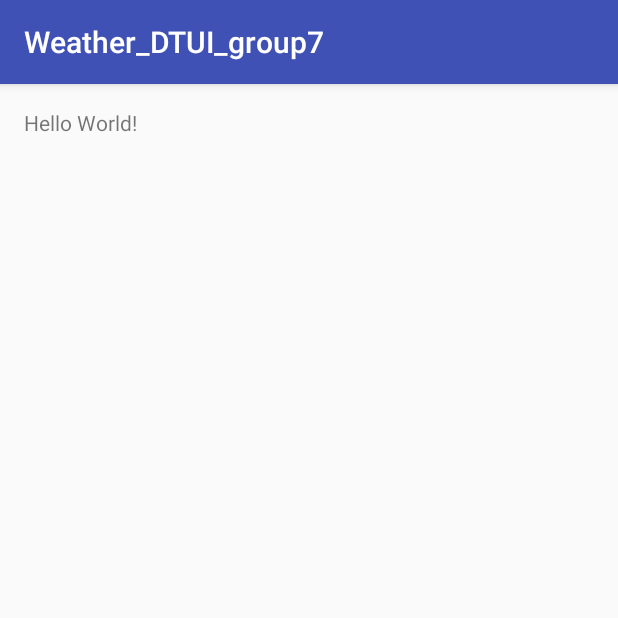
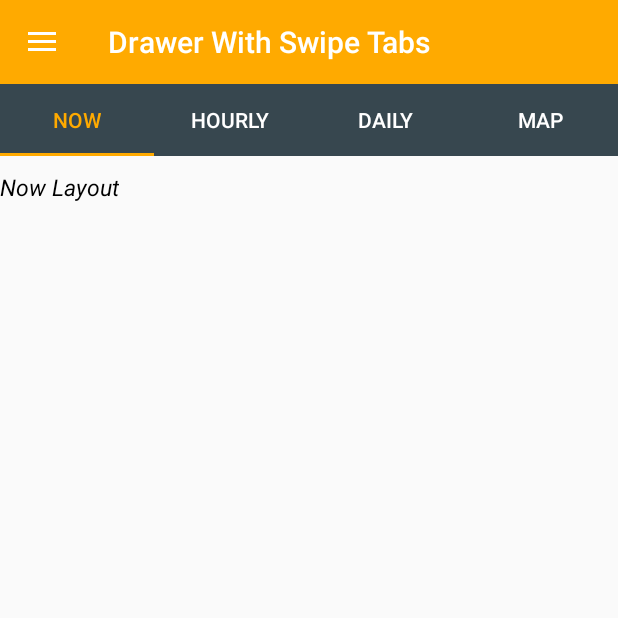
Before and after one commit to sunado/Weather_DTUI_group7, an Android app: the screen it shows after launch (MainActivity), on a phone screen of 412 x 824 dp, the top half of it. Run offline under Robolectric (Android 15) with nearby library versions, the phone set to English and light mode, and no system bars.

Commit message:
tab-layouts

```diff
--- /dev/null
+++ b/app/src/main/java/com/example/admin/weather_dtui_group7/HourlyFragment.java
@@ -0,0 +1,19 @@
+package com.example.admin.weather_dtui_group7;
+
+import android.os.Bundle;
+import android.support.annotation.Nullable;
+import android.support.v4.app.Fragment;
+import android.view.LayoutInflater;
+import android.view.View;
+import android.view.ViewGroup;
+
+/**
+ * Created by phong on 11/16/16.
+ */
+public class HourlyFragment extends Fragment {
+    @Nullable
+    @Override
+    public View onCreateView(LayoutInflater inflater, ViewGroup container, Bundle savedInstanceState) {
+        return inflater.inflate(R.layout.hourly_layout,null);
+    }
+}
--- a/app/src/main/java/com/example/admin/weather_dtui_group7/MainActivity.java
+++ b/app/src/main/java/com/example/admin/weather_dtui_group7/MainActivity.java
@@ -1,13 +1,81 @@
 package com.example.admin.weather_dtui_group7;
 
+import android.graphics.Color;
+import android.support.annotation.Nullable;
+import android.support.design.widget.NavigationView;
+import android.support.design.widget.TabLayout;
+import android.support.v4.app.Fragment;
+import android.support.v4.app.FragmentActivity;
+import android.support.v4.app.FragmentManager;
+import android.support.v4.app.FragmentStatePagerAdapter;
+import android.support.v4.app.FragmentTransaction;
+import android.support.v4.view.ViewPager;
+import android.support.v4.widget.DrawerLayout;
+import android.support.v7.app.ActionBarDrawerToggle;
 import android.support.v7.app.AppCompatActivity;
 import android.os.Bundle;
+import android.view.LayoutInflater;
+import android.view.MenuItem;
+import android.view.View;
+import android.view.ViewGroup;
+import android.widget.TextView;
 
-public class MainActivity extends AppCompatActivity {
+public class MainActivity extends FragmentActivity {
 
     @Override
     protected void onCreate(Bundle savedInstanceState) {
+        final DrawerLayout mDrawerLayout;
+        NavigationView mNavigationView;
+        final FragmentManager mFragmentManager;
+        FragmentTransaction mFragmentTransaction;
+
         super.onCreate(savedInstanceState);
         setContentView(R.layout.activity_main);
+
+        mDrawerLayout = (DrawerLayout) findViewById(R.id.drawerLayout);
+        mNavigationView = (NavigationView) findViewById(R.id.shitstuff) ;
+
+        mFragmentManager = getSupportFragmentManager();
+        mFragmentTransaction = mFragmentManager.beginTransaction();
+        mFragmentTransaction.replace(R.id.containerView,new TabFragment()).commit();
+        /**
+         * Setup click events on the Navigation View Items.
+         */
+
+        mNavigationView.setNavigationItemSelectedListener(new NavigationView.OnNavigationItemSelectedListener() {
+            @Override
+            public boolean onNavigationItemSelected(MenuItem menuItem) {
+                mDrawerLayout.closeDrawers();
+
+
+
+                if (menuItem.getItemId() == R.id.nav_item_sent) {
+                    FragmentTransaction fragmentTransaction = mFragmentManager.beginTransaction();
+                    fragmentTransaction.replace(R.id.containerView,new NowFragment()).commit();
+
+                }
+
+                if (menuItem.getItemId() == R.id.nav_item_inbox) {
+                    FragmentTransaction xfragmentTransaction = mFragmentManager.beginTransaction();
+                    xfragmentTransaction.replace(R.id.containerView,new TabFragment()).commit();
+                }
+
+                return false;
+            }
+
+        });
+
+        /**
+         * Setup Drawer Toggle of the Toolbar
+         */
+
+        android.support.v7.widget.Toolbar toolbar = (android.support.v7.widget.Toolbar) findViewById(R.id.toolbar);
+        ActionBarDrawerToggle mDrawerToggle = new ActionBarDrawerToggle(this,mDrawerLayout, toolbar,R.string.app_name,
+                R.string.app_name);
+
+        mDrawerLayout.setDrawerListener(mDrawerToggle);
+
+        mDrawerToggle.syncState();
+
     }
 }
--- /dev/null
+++ b/app/src/main/java/com/example/admin/weather_dtui_group7/NowFragment.java
@@ -0,0 +1,19 @@
+package com.example.admin.weather_dtui_group7;
+
+import android.os.Bundle;
+import android.support.annotation.Nullable;
+import android.support.v4.app.Fragment;
+import android.view.LayoutInflater;
+import android.view.View;
+import android.view.ViewGroup;
+
+/**
+ * Created by phong on 11/16/16.
+ */
+public class NowFragment extends Fragment {
+    @Nullable
+    @Override
+    public View onCreateView(LayoutInflater inflater, ViewGroup container, Bundle savedInstanceState) {
+        return inflater.inflate(R.layout.now_layout,null);
+    }
+}
--- /dev/null
+++ b/app/src/main/java/com/example/admin/weather_dtui_group7/TabFragment.java
@@ -0,0 +1,104 @@
+package com.example.admin.weather_dtui_group7;
+
+import android.os.Bundle;
+import android.support.annotation.Nullable;
+import android.support.design.widget.TabLayout;
+import android.support.v4.app.Fragment;
+import android.support.v4.app.FragmentManager;
+import android.support.v4.app.FragmentPagerAdapter;
+import android.support.v4.view.ViewPager;
+import android.view.LayoutInflater;
+import android.view.View;
+import android.view.ViewGroup;
+
+/**
+ * Created by phong on 11/16/16.
+ */
+
+public class TabFragment extends Fragment {
+    public static TabLayout tabLayout;
+    public static ViewPager viewPager;
+    public static int int_items = 4 ;
+
+    @Nullable
+    @Override
+    public View onCreateView(LayoutInflater inflater, ViewGroup container, Bundle savedInstanceState) {
+        /**
+         *Inflate tab_layout and setup Views.
+         */
+        View x =  inflater.inflate(R.layout.tab_layout,null);
+        tabLayout = (TabLayout) x.findViewById(R.id.tabs);
+        viewPager = (ViewPager) x.findViewById(R.id.viewpager);
+
+        /**
+         *Set an Apater for the View Pager
+         */
+        viewPager.setAdapter(new MyAdapter(getChildFragmentManager()));
+
+        /**
+         * Now , this is a workaround ,
+         * The setupWithViewPager dose't works without the runnable .
+         * Maybe a Support Library Bug .
+         */
+
+        tabLayout.post(new Runnable() {
+            @Override
+            public void run() {
+                tabLayout.setupWithViewPager(viewPager);
+            }
+        });
+
+        return x;
+
+    }
+
+    class MyAdapter extends FragmentPagerAdapter {
+
+        public MyAdapter(FragmentManager fm) {
+            super(fm);
+        }
+
+        /**
+         * Return fragment with respect to Position .
+         */
+
+        @Override
+        public Fragment getItem(int position)
+        {
+            switch (position){
+                case 0 : return new NowFragment();
+                case 1 : return new HourlyFragment();
+                case 2 : return new DailyFragment();
+                case 3 : return new MapFragment();
+            }
+            return null;
+        }
+
+        @Override
+        public int getCount() {
+
+            return int_items;
+
+        }
+
+        /**
+         * This method returns the title of the tab according to the position.
+         */
+
+        @Override
+        public CharSequence getPageTitle(int position) {
+
+            switch (position){
+                case 0 :
+                    return "Now";
+                case 1 :
+                    return "Hourly";
+                case 2 :
+                    return "Daily";
+                case 3 :
+                    return "Map";
+            }
+            return null;
+        }
+    }
+}
--- a/app/src/main/res/layout/activity_main.xml
+++ b/app/src/main/res/layout/activity_main.xml
@@ -1,18 +1,55 @@
 <?xml version="1.0" encoding="utf-8"?>
-<RelativeLayout
+
+<LinearLayout
     xmlns:android="http://schemas.android.com/apk/res/android"
-    xmlns:tools="http://schemas.android.com/tools"
-    android:id="@+id/activity_main"
+    xmlns:app="http://schemas.android.com/apk/res-auto"
     android:layout_width="match_parent"
     android:layout_height="match_parent"
-    android:paddingLeft="@dimen/activity_horizontal_margin"
-    android:paddingRight="@dimen/activity_horizontal_margin"
-    android:paddingTop="@dimen/activity_vertical_margin"
-    android:paddingBottom="@dimen/activity_vertical_margin"
-    tools:context="com.example.admin.weather_dtui_group7.MainActivity">
+    android:fitsSystemWindows="true"
+    android:orientation="vertical">
 
-    <TextView
-        android:layout_width="wrap_content"
+    <android.support.v7.widget.Toolbar
+        xmlns:android="http://schemas.android.com/apk/res/android"
+        android:layout_width="match_parent"
         android:layout_height="wrap_content"
-        android:text="Hello World!" />
-</RelativeLayout>
+        android:background="@color/orange"
+        android:id="@+id/toolbar"
+        android:theme="@style/ThemeOverlay.AppCompat.Dark.ActionBar"
+        app:title="Drawer With Swipe Tabs" />
+
+    <android.support.v4.widget.DrawerLayout
+        xmlns:android="http://schemas.android.com/apk/res/android"
+        xmlns:app="http://schemas.android.com/apk/res-auto"
+        android:layout_height="match_parent"
+        android:layout_width="match_parent"
+        android:id="@+id/drawerLayout"
+        >
+
+
+
+        <FrameLayout
+            android:orientation="vertical"
+            android:layout_width="match_parent"
+            android:layout_height="match_parent"
+            android:id="@+id/containerView">
+        </FrameLayout>
+
+
+
+        <android.support.design.widget.NavigationView
+            xmlns:android="http://schemas.android.com/apk/res/android"
+            xmlns:app="http://schemas.android.com/apk/res-auto"
+            android:layout_width="wrap_content"
+            android:layout_height="match_parent"
+            android:layout_gravity="start"
+            android:id="@+id/shitstuff"
+            app:itemTextColor="@color/black"
+            app:menu="@menu/drawermenu"
+            android:layout_marginTop="-24dp"
+            />
+
+
+
+    </android.support.v4.widget.DrawerLayout>
+
+</LinearLayout>
--- /dev/null
+++ b/app/src/main/res/layout/now_layout.xml
@@ -0,0 +1,18 @@
+<?xml version="1.0" encoding="utf-8"?>
+<LinearLayout xmlns:android="http://schemas.android.com/apk/res/android"
+    android:orientation="vertical" android:layout_width="match_parent"
+    android:layout_height="match_parent">
+
+    <TextView
+        android:layout_width="wrap_content"
+        android:layout_height="wrap_content"
+        android:autoLink="web"
+        android:textSize="15sp"
+        android:layout_marginTop="10dp"
+        android:layout_centerHorizontal="true"
+        android:text="Now Layout"
+        android:textColor="#000"
+        android:layout_below="@+id/textView"
+        android:textStyle="italic"/>
+
+</LinearLayout>
--- /dev/null
+++ b/app/src/main/res/layout/tab_layout.xml
@@ -0,0 +1,31 @@
+<?xml version="1.0" encoding="utf-8"?>
+<LinearLayout
+    xmlns:android="http://schemas.android.com/apk/res/android"
+    xmlns:app="http://schemas.android.com/apk/res-auto"
+    android:layout_width="match_parent"
+    android:orientation="vertical"
+    android:layout_height="wrap_content">
+
+
+    <android.support.design.widget.TabLayout
+        android:id="@+id/tabs"
+        app:tabGravity="fill"
+        app:tabMode="fixed"
+        android:background="@color/material_blue_grey_800"
+        app:tabIndicatorColor="@color/orange"
+        app:tabSelectedTextColor="@color/orange"
+        app:tabTextColor="@color/white"
+        android:layout_width="match_parent"
+        android:layout_height="wrap_content">
+    </android.support.design.widget.TabLayout>
+
+    <android.support.v4.view.ViewPager
+        android:id="@+id/viewpager"
+        android:layout_width="match_parent"
+        android:layout_height="match_parent">
+
+    </android.support.v4.view.ViewPager>
+
+
+
+</LinearLayout>
--- /dev/null
+++ b/app/src/main/res/menu/drawermenu.xml
@@ -0,0 +1,40 @@
+<?xml version="1.0" encoding="utf-8"?>
+<menu xmlns:android="http://schemas.android.com/apk/res/android">
+
+
+
+    <item android:title="Inbox"
+        android:id="@+id/nav_item_inbox"
+        />
+
+    <item android:title="Sent"
+        android:id="@+id/nav_item_sent"
+        />
+
+    <item android:title="Drafts"
+        android:id="@+id/nav_item_draft"
+        />
+
+
+
+    <item android:title="Others">
+        <menu>
+            <item
+                android:title="Spam"
+                />
+            <item
+                android:title="Bin"
+                />
+        </menu>
+    </item>
+
+    <group android:id="@+id/group_settings_id">
+
+        <item android:title="Settings"
+            />
+        <item android:title="Help"
+            />
+    </group>
+
+
+</menu>
--- a/app/src/main/res/values/colors.xml
+++ b/app/src/main/res/values/colors.xml
@@ -3,4 +3,9 @@
     <color name="colorPrimary">#3F51B5</color>
     <color name="colorPrimaryDark">#303F9F</color>
     <color name="colorAccent">#FF4081</color>
+    <color name="black">#000</color>
+    <color name="orange">#FA0</color>
+    <color name="white">#FFF</color>
+    <color name="purple">#5D0C7B</color>
+    <color name="semiwhite">#f4f4f4</color>
 </resources>
--- a/app/src/main/res/values/styles.xml
+++ b/app/src/main/res/values/styles.xml
@@ -1,10 +1,10 @@
 <resources>
 
     <!-- Base application theme. -->
-    <style name="AppTheme" parent="Theme.AppCompat.Light.DarkActionBar">
+    <style name="AppTheme" parent="Theme.AppCompat.Light.NoActionBar">
         <!-- Customize your theme here. -->
-        <item name="colorPrimary">@color/colorPrimary</item>
-        <item name="colorPrimaryDark">@color/colorPrimaryDark</item>
+        <item name="colorPrimary">@color/orange</item>
+        <item name="colorPrimaryDark">@android:color/holo_orange_dark</item>
         <item name="colorAccent">@color/colorAccent</item>
     </style>
 
--- a/build.gradle
+++ b/build.gradle
@@ -6,7 +6,6 @@ buildscript {
     }
     dependencies {
         classpath 'com.android.tools.build:gradle:2.2.2'
-
         // NOTE: Do not place your application dependencies here; they belong
         // in the individual module build.gradle files
     }
```
Also changed, not shown: app/build.gradle (+6 -1 lines), app/src/main/java/com/example/admin/weather_dtui_group7/DailyFragment.java (added, +73 -0 lines), app/src/main/java/com/example/admin/weather_dtui_group7/MapFragment.java (added, +19 -0 lines), app/src/main/res/layout/daily_layout.xml (added, +21 -0 lines), app/src/main/res/layout/hourly_layout.xml (added, +18 -0 lines), app/src/main/res/layout/map_layout.xml (added, +18 -0 lines).
